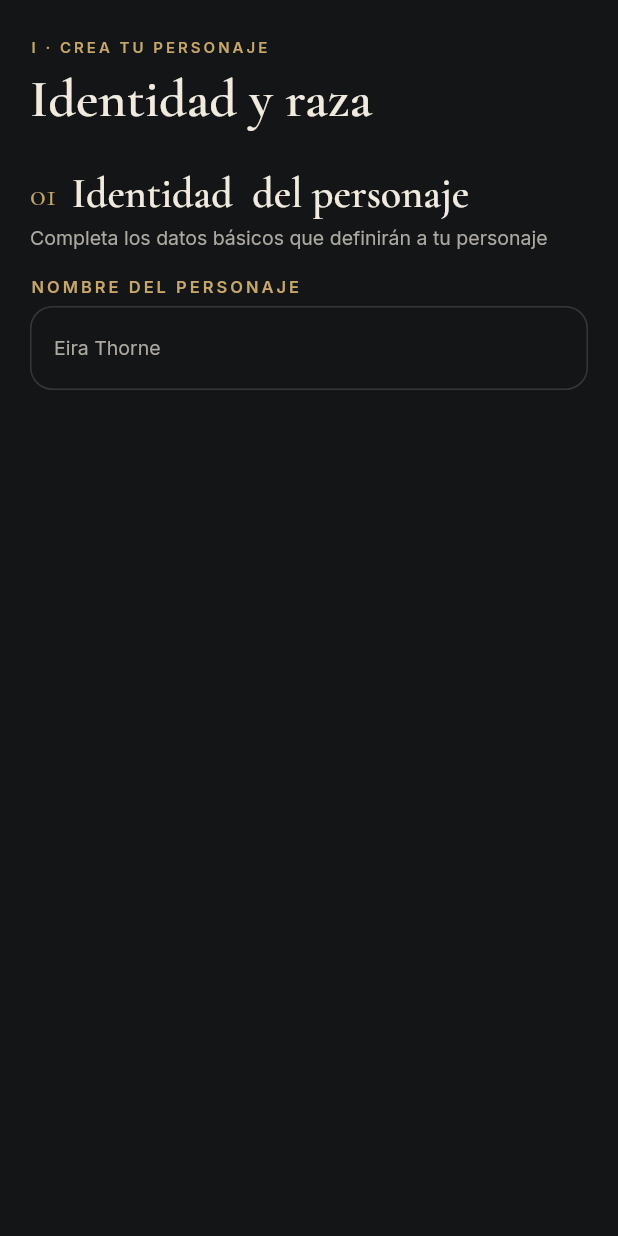
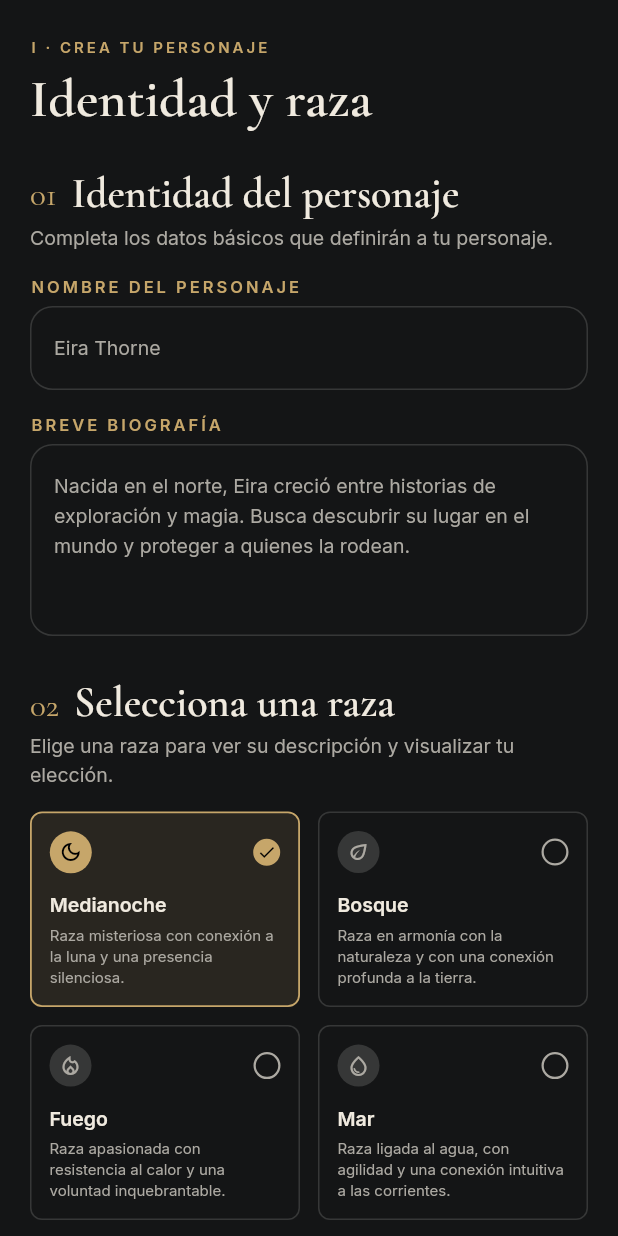
Before and after one commit to alejandroacostadam-droid/Interfaces-Tarjeta, a Flutter app: the screen it shows after launch, on a phone screen of 412 x 824 dp. Run offline on Flutter 3.47's test engine with Material 3 defaults, Android fonts, the phone set to English and light mode, and no system bars; our stand-ins replace google_fonts.

Commit message:
Terminada seccion raza y añadida boton inferior.

```diff
--- a/lib/design/tipografia.dart
+++ b/lib/design/tipografia.dart
@@ -141,7 +141,7 @@ class Tipografia {
     fontSize: 10,
     fontWeight: FontWeight.w400,
     letterSpacing: 0,
-    color: Colores.textoPrincipal, // gris apagado
+    color: Colores.textoSecundario, // gris apagado
   );
 
   // ═════════════ 5. TEXTOS LARGOS ═════════════
@@ -150,7 +150,7 @@ class Tipografia {
   /// Ej: la biografía, la descripción en "Vista previa de raza"
   /// Inter Regular 400 · 13 px · 160%
   static final TextStyle textoLargo = GoogleFonts.inter(
-    fontSize: 13,
+    fontSize: 10,
     fontWeight: FontWeight.w400,
     height: 1.6,
     letterSpacing: 0,
--- a/lib/pantallas/pantalla_identidad.dart
+++ b/lib/pantallas/pantalla_identidad.dart
@@ -1,6 +1,8 @@
 import 'package:flutter/material.dart';
 import 'package:personarpg/widgets/cabecera1.dart';
 import 'package:personarpg/widgets/seccion_identidad.dart';
+import 'package:personarpg/widgets/seccion_raza.dart';
+import 'package:personarpg/widgets/boton_inf.dart';
 
 import '../design/colores.dart';
 
@@ -21,6 +23,9 @@ class PantallaIdentidad extends StatelessWidget {
               const SizedBox(height: 24.0),
               const SeccionIdentidad(),
               const SizedBox(height: 24.0),
+              const SeccionRaza(),
+              const SizedBox(height: 24.0),
+              const BotonInf(),
             ],
           ),
         ),
--- /dev/null
+++ b/lib/widgets/preview_raza.dart
@@ -0,0 +1,122 @@
+import 'package:flutter/material.dart';
+
+import '../design/tipografia.dart';
+import '../design/colores.dart';
+
+class PreviewRaza extends StatelessWidget {
+  final String raza;
+
+  const PreviewRaza({super.key, required this.raza});
+
+  // Datos de cada raza: imagen, descripción larga y rasgos
+  static const Map<String, Map<String, dynamic>> _datos = {
+    'Medianoche': {
+      'imagen': 'assets/razas/medianoche.png',
+      'descripcion': 'La raza Medianoche se caracteriza por su conexión a la luna, una presencia silenciosa y una resistencia natural a la oscuridad. Es ideal para personajes que buscan misterio, sigilo y una conexión profunda con el mundo nocturno.',
+      'rasgos': ['Sigilo', 'Resistencia a la oscuridad', 'Misticismo lunar'],
+    },
+    'Bosque': {
+      'imagen': 'assets/razas/bosque.png',
+      'descripcion': 'La raza Bosque vive en armonía con la naturaleza y mantiene una conexión profunda con la tierra. Es ideal para personajes pacientes, protectores y que se sienten en casa entre árboles y criaturas salvajes.',
+      'rasgos': ['Afinidad natural', 'Curación herbal', 'Rastreo'],
+    },
+    'Fuego': {
+      'imagen': 'assets/razas/fuego.png',
+      'descripcion': 'La raza Fuego destaca por su carácter apasionado, su resistencia al calor y una voluntad inquebrantable. Es ideal para personajes valientes, impulsivos y dispuestos a enfrentarse a cualquier desafío.',
+      'rasgos': ['Resistencia al calor', 'Fuerza de voluntad', 'Furia ígnea'],
+    },
+    'Mar': {
+      'imagen': 'assets/razas/mar.png',
+      'descripcion': 'La raza Mar está ligada al agua, con una gran agilidad y una conexión intuitiva con las corrientes. Es ideal para personajes adaptables, curiosos y que se mueven con libertad allá donde van.',
+      'rasgos': ['Agilidad', 'Respiración acuática', 'Intuición'],
+    },
+  };
+
+  @override
+  Widget build(BuildContext context) {
+    final datos = _datos[raza]!;
+    final List<String> rasgos = List<String>.from(datos['rasgos']);
+
+    return Container(
+      padding: const EdgeInsets.all(20.0),
+      decoration: BoxDecoration(
+        borderRadius: BorderRadius.circular(15),
+        border: Border.all(color: Colores.borde, width: 1),
+      ),
+      child: Column(
+        crossAxisAlignment: CrossAxisAlignment.start,
+        children: [
+          Text('Vista previa de raza', style: Tipografia.tituloTarjeta),
+          const SizedBox(height: 15.0),
+          // IntrinsicHeight + stretch: la imagen mide lo mismo de alto
+          // que la columna de texto de la derecha
+          IntrinsicHeight(
+            child: Row(
+              crossAxisAlignment: CrossAxisAlignment.stretch,
+              children: [
+                // Imagen de la raza (el color de fondo se ve si no hay imagen)
+                // flex 3 de 11: más o menos una cuarta parte del ancho
+                Expanded(
+                  flex: 3,
+                  child: Container(
+                    decoration: BoxDecoration(
+                      color: Colores.dorado.withValues(alpha: 0.12),
+                      borderRadius: BorderRadius.circular(8.0),
+                      image: DecorationImage(
+                        image: AssetImage(datos['imagen']),
+                        fit: BoxFit.cover,
+                        onError: (error, stackTrace) {},
+                      ),
+                    ),
+                  ),
+                ),
+                const SizedBox(width: 12.0),
+                Expanded(
+                  flex: 8,
+                  child: Column(
+                    crossAxisAlignment: CrossAxisAlignment.start,
+                    children: [
+                      Text(raza, style: Tipografia.tituloTarjeta),
+                      const SizedBox(height: 8.0),
+                      Text(datos['descripcion'], style: Tipografia.textoLargo),
+                      const SizedBox(height: 12.0),
+                      Wrap(
+                        spacing: 8.0,
+                        runSpacing: 8.0,
+                        children: [
+                          for (final rasgo in rasgos) _Etiqueta(texto: rasgo),
+                        ],
+                      ),
+                    ],
+                  ),
+                ),
+              ],
+            ),
+          ),
+        ],
+      ),
+    );
+  }
+}
+
+/// Pastilla dorada para los rasgos
+class _Etiqueta extends StatelessWidget {
+  final String texto;
+
+  const _Etiqueta({required this.texto});
+
+  @override
+  Widget build(BuildContext context) {
+    return Container(
+      padding: const EdgeInsets.symmetric(horizontal: 10, vertical: 5),
+      decoration: BoxDecoration(
+        color: Colores.dorado.withValues(alpha: 0.12),
+        borderRadius: BorderRadius.circular(20),
+      ),
+      child: Text(
+        texto,
+        style: Tipografia.descripcionTarjeta.copyWith(color: Colores.dorado),
+      ),
+    );
+  }
+}
--- a/lib/widgets/seccion_identidad.dart
+++ b/lib/widgets/seccion_identidad.dart
@@ -15,11 +15,11 @@ class SeccionIdentidad extends StatelessWidget {
           children: [
             Text('01', style: Tipografia.numeroSeccion),
             const SizedBox(width: 10.0),
-            Text('Identidad  del personaje', style: Tipografia.tituloSeccion),
+            Text('Identidad del personaje', style: Tipografia.tituloSeccion),
           ],
         ),
         Text(
-          'Completa los datos básicos que definirán a tu personaje',
+          'Completa los datos básicos que definirán a tu personaje.',
           style: Tipografia.descripcionSeccion,
         ),
         const SizedBox(height: 15.0),
@@ -44,6 +44,31 @@ class SeccionIdentidad extends StatelessWidget {
             ),
           ],
         ),
+        const SizedBox(height: 15.0),
+        Column(
+          crossAxisAlignment: CrossAxisAlignment.start,
+          children: [
+            Text('BREVE BIOGRAFÍA', style: Tipografia.titulillo),
+            const SizedBox(height: 5.0),
+            TextField(
+              minLines: 4,
+              maxLines: 4,
+              decoration: InputDecoration(
+                hintText: 'Nacida en el norte, Eira creció entre historias de exploración y magia. Busca descubrir su lugar en el mundo y proteger a quienes la rodean.',
+                hintStyle: Tipografia.descripcionSeccion,
+                hintMaxLines: 4,
+                enabledBorder: OutlineInputBorder(
+                  borderRadius: BorderRadius.circular(15),
+                  borderSide: const BorderSide(color: Colores.borde, width: 1),
+                ),
+                focusedBorder: OutlineInputBorder(
+                  borderRadius: BorderRadius.circular(15),
+                  borderSide: const BorderSide(color: Colores.dorado, width: 1),
+                ),
+              ),
+            ),
+          ],
+        ),
       ],
     );
   }
--- /dev/null
+++ b/lib/widgets/seccion_raza.dart
@@ -0,0 +1,118 @@
+import 'package:flutter/material.dart';
+
+import '../design/tipografia.dart';
+import 'tarjeta_raza.dart';
+import 'preview_raza.dart';
+
+class SeccionRaza extends StatefulWidget {
+  final String? razaInicial;
+  final ValueChanged<String>? onRazaSeleccionada;
+
+  const SeccionRaza({super.key, this.razaInicial, this.onRazaSeleccionada});
+
+  @override
+  State<SeccionRaza> createState() => _SeccionRazaState();
+}
+
+class _SeccionRazaState extends State<SeccionRaza> {
+  late String _razaSeleccionada;
+
+  @override
+  void initState() {
+    super.initState();
+    _razaSeleccionada = widget.razaInicial ?? 'Medianoche';
+  }
+
+  @override
+  void didUpdateWidget(covariant SeccionRaza oldWidget) {
+    super.didUpdateWidget(oldWidget);
+    if (widget.razaInicial != null && widget.razaInicial != _razaSeleccionada) {
+      _razaSeleccionada = widget.razaInicial!;
+    }
+  }
+
+  void _seleccionar(String raza) {
+    setState(() {
+      _razaSeleccionada = raza;
+    });
+    widget.onRazaSeleccionada?.call(raza);
+  }
+
+  @override
+  Widget build(BuildContext context) {
+    return Column(
+      crossAxisAlignment: CrossAxisAlignment.start,
+      children: [
+        Row(
+          crossAxisAlignment: CrossAxisAlignment.baseline,
+          textBaseline: TextBaseline.alphabetic,
+          children: [
+            Text('02', style: Tipografia.numeroSeccion),
+            const SizedBox(width: 10.0),
+            Text('Selecciona una raza', style: Tipografia.tituloSeccion),
+          ],
+        ),
+        Text(
+          'Elige una raza para ver su descripción y visualizar tu elección.',
+          style: Tipografia.descripcionSeccion,
+        ),
+        const SizedBox(height: 15.0),
+        IntrinsicHeight(
+          child: Row(
+            crossAxisAlignment: CrossAxisAlignment.stretch,
+            children: [
+              Expanded(
+                child: TarjetaRaza(
+                  titulo: 'Medianoche',
+                  descripcion: 'Raza misteriosa con conexión a la luna y una presencia silenciosa.',
+                  icono: Icons.dark_mode_outlined,
+                  seleccionado: _razaSeleccionada == 'Medianoche',
+                  onTap: () => _seleccionar('Medianoche'),
+                ),
+              ),
+              const SizedBox(width: 12.0),
+              Expanded(
+                child: TarjetaRaza(
+                  titulo: 'Bosque',
+                  descripcion: 'Raza en armonía con la naturaleza y con una conexión profunda a la tierra.',
+                  icono: Icons.eco_outlined,
+                  seleccionado: _razaSeleccionada == 'Bosque',
+                  onTap: () => _seleccionar('Bosque'),
+                ),
+              ),
+            ],
+          ),
+        ),
+        const SizedBox(height: 12.0),
+        IntrinsicHeight(
+          child: Row(
+            crossAxisAlignment: CrossAxisAlignment.stretch,
+            children: [
+              Expanded(
+                child: TarjetaRaza(
+                  titulo: 'Fuego',
+                  descripcion: 'Raza apasionada con resistencia al calor y una voluntad inquebrantable.',
+                  icono: Icons.local_fire_department_outlined,
+                  seleccionado: _razaSeleccionada == 'Fuego',
+                  onTap: () => _seleccionar('Fuego'),
+                ),
+              ),
+              const SizedBox(width: 12.0),
+              Expanded(
+                child: TarjetaRaza(
+                  titulo: 'Mar',
+                  descripcion: 'Raza ligada al agua, con agilidad y una conexión intuitiva a las corrientes.',
+                  icono: Icons.water_drop_outlined,
+                  seleccionado: _razaSeleccionada == 'Mar',
+                  onTap: () => _seleccionar('Mar'),
+                ),
+              ),
+            ],
+          ),
+        ),
+        const SizedBox(height: 20.0),
+        PreviewRaza(raza: _razaSeleccionada),
+      ],
+    );
+  }
+}
--- /dev/null
+++ b/lib/widgets/tarjeta_raza.dart
@@ -0,0 +1,87 @@
+import 'package:flutter/material.dart';
+
+import '../design/tipografia.dart';
+import '../design/colores.dart';
+
+class TarjetaRaza extends StatelessWidget {
+  final String titulo;
+  final String descripcion;
+  final IconData icono;
+  final bool seleccionado;
+  final VoidCallback onTap;
+
+  const TarjetaRaza({
+    super.key,
+    required this.titulo,
+    required this.descripcion,
+    required this.icono,
+    required this.seleccionado,
+    required this.onTap,
+  });
+
+  @override
+  Widget build(BuildContext context) {
+    return GestureDetector(
+      onTap: onTap,
+      child: Container(
+        padding: const EdgeInsets.all(12.0),
+        decoration: BoxDecoration(
+          color: seleccionado ? Colores.dorado.withValues(alpha: 0.12) : null,
+          borderRadius: BorderRadius.circular(8.0),
+          border: Border.all(
+            color: seleccionado ? Colores.dorado : Colores.borde,
+            width: seleccionado ? 1.2 : 1.0,
+          ),
+        ),
+        child: Column(
+          crossAxisAlignment: CrossAxisAlignment.start,
+          children: [
+            Row(
+              mainAxisAlignment: MainAxisAlignment.spaceBetween,
+              children: [
+                // Círculo con el icono de la raza
+                Container(
+                  width: 28,
+                  height: 28,
+                  decoration: BoxDecoration(
+                    shape: BoxShape.circle,
+                    color: seleccionado ? Colores.dorado : Colores.borde,
+                  ),
+                  child: Icon(
+                    icono,
+                    size: 16,
+                    color: seleccionado
+                        ? Colors.black
+                        : Colores.textoSecundario,
+                  ),
+                ),
+                // Check o círculo vacío
+                Container(
+                  width: 18,
+                  height: 18,
+                  decoration: BoxDecoration(
+                    shape: BoxShape.circle,
+                    color: seleccionado ? Colores.dorado : null,
+                    border: Border.all(
+                      color: seleccionado
+                          ? Colores.dorado
+                          : Colores.textoSecundario,
+                      width: 1.5,
+                    ),
+                  ),
+                  child: seleccionado
+                      ? const Icon(Icons.check, size: 13, color: Colors.black)
+                      : null,
+                ),
+              ],
+            ),
+            const SizedBox(height: 12.0),
+            Text(titulo, style: Tipografia.tituloTarjeta),
+            const SizedBox(height: 3.0),
+            Text(descripcion, style: Tipografia.descripcionTarjeta),
+          ],
+        ),
+      ),
+    );
+  }
+}
```
Also changed, not shown: lib/widgets/boton_inf.dart (added, +41 -0 lines).
